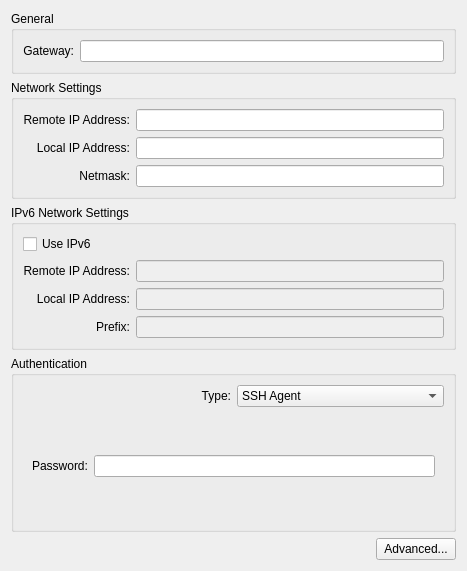
Above: vpn/ssh/sshwidget.ui from KDE/plasma-nm before the change. Below: the same form after it.
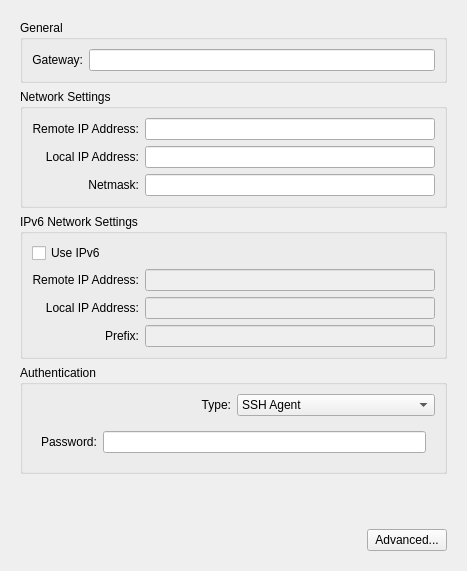
That is the form after the change. Custom widgets are drawn as their Qt base class.

Commit message: SSH VPN: put content of the configuration into scroll area BUG: 401004 FIXED-IN: 5.14.4

Diff of the .ui file:
```diff
--- a/vpn/ssh/sshwidget.ui
+++ b/vpn/ssh/sshwidget.ui
@@ -10,8 +10,38 @@
     <height>571</height>
    </rect>
   </property>
-  <layout class="QGridLayout" name="gridLayout_8">
-   <item row="0" column="0">
+  <property name="sizePolicy">
+   <sizepolicy hsizetype="Preferred" vsizetype="Expanding">
+    <horstretch>0</horstretch>
+    <verstretch>0</verstretch>
+   </sizepolicy>
+  </property>
+  <layout class="QVBoxLayout" name="verticalLayout_2">
+   <item>
+    <widget class="QScrollArea" name="scrollArea">
+     <property name="frameShape">
+      <enum>QFrame::NoFrame</enum>
+     </property>
+     <property name="frameShadow">
+      <enum>QFrame::Plain</enum>
+     </property>
+     <property name="lineWidth">
+      <number>0</number>
+     </property>
+     <property name="widgetResizable">
+      <bool>true</bool>
+     </property>
+     <widget class="QWidget" name="scrollAreaWidgetContents">
+      <property name="geometry">
+       <rect>
+        <x>0</x>
+        <y>0</y>
+        <width>455</width>
+        <height>624</height>
+       </rect>
+      </property>
+      <layout class="QVBoxLayout" name="verticalLayout">
+       <item>
     <widget class="QGroupBox" name="groupBox">
      <property name="title">
       <string>General</string>
@@ -37,7 +67,7 @@
      </layout>
     </widget>
    </item>
-   <item row="1" column="0">
+       <item>
     <widget class="QGroupBox" name="groupBox_2">
      <property name="title">
       <string>Network Settings</string>
@@ -85,7 +115,7 @@
      </layout>
     </widget>
    </item>
-   <item row="2" column="0">
+       <item>
     <widget class="QGroupBox" name="groupBox_3">
      <property name="title">
       <string>IPv6 Network Settings</string>
@@ -152,7 +182,7 @@
      </layout>
     </widget>
    </item>
-   <item row="3" column="0">
+       <item>
     <widget class="QGroupBox" name="groupBox_4">
      <property name="title">
       <string>Authentication</string>
@@ -244,7 +274,20 @@
      </layout>
     </widget>
    </item>
-   <item row="4" column="0">
+       <item>
+        <spacer name="verticalSpacer">
+         <property name="orientation">
+          <enum>Qt::Vertical</enum>
+         </property>
+         <property name="sizeHint" stdset="0">
+          <size>
+           <width>20</width>
+           <height>40</height>
+          </size>
+         </property>
+        </spacer>
+       </item>
+       <item>
     <layout class="QHBoxLayout" name="horizontalLayout">
      <item>
       <spacer name="horizontalSpacer">
@@ -267,6 +310,10 @@
       </widget>
      </item>
     </layout>
+       </item>
+      </layout>
+     </widget>
+    </widget>
    </item>
   </layout>
  </widget>
```
Lines whose indentation alone changed are shown as unchanged.
